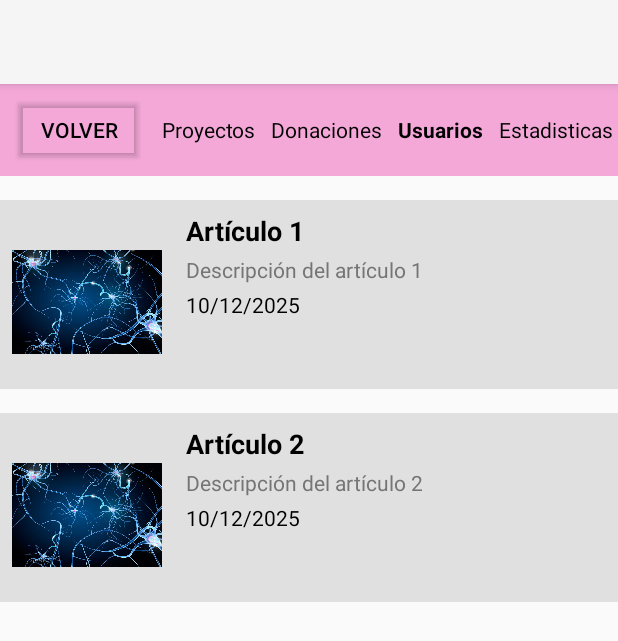
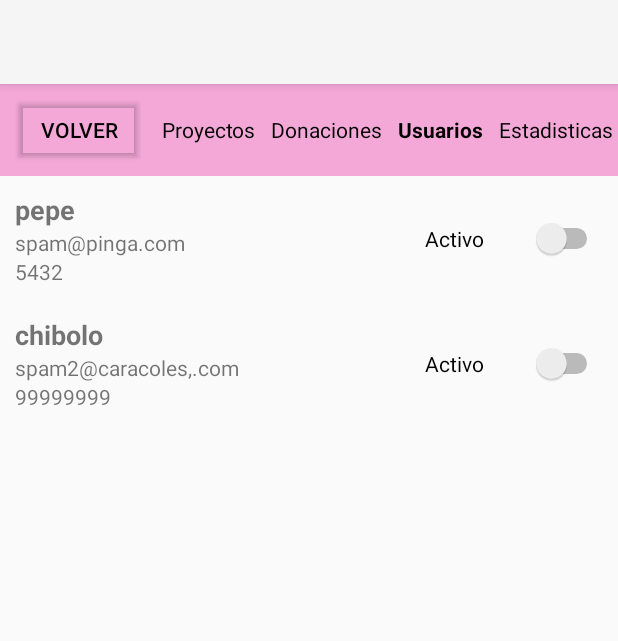
Before and after one commit to Josue-Echeverria/ProyectoAP, an Android app: the screen it shows after launch (MainActivity), after a tap on "Usuarios", on a phone screen of 412 x 824 dp. Shown: the top 641 px of the screen. Run offline under Robolectric (Android 15) with nearby library versions, the phone set to English and light mode, and no system bars; 2 other taps on this screen came first.

Commit message:
Conection DB

```diff
--- a/HappyBirthday/app/src/main/AndroidManifest.xml
+++ b/HappyBirthday/app/src/main/AndroidManifest.xml
@@ -1,6 +1,8 @@
 <?xml version="1.0" encoding="utf-8"?>
 <manifest xmlns:android="http://schemas.android.com/apk/res/android"
     xmlns:tools="http://schemas.android.com/tools">
+    <uses-permission android:name="android.permission.ACCESS_NETWORK_STATE"/>
+    <uses-permission android:name="android.permission.INTERNET"/>
 
     <application
         android:allowBackup="true"
--- /dev/null
+++ b/HappyBirthday/app/src/main/java/com/example/happybirthday/ApiService.java
@@ -0,0 +1,18 @@
+package com.example.happybirthday;
+
+import java.util.List;
+
+import okhttp3.ResponseBody;
+import retrofit2.Call;
+import retrofit2.http.Body;
+import retrofit2.http.GET;
+import retrofit2.http.POST;
+
+public interface ApiService {
+    @GET("titulo/matrix")
+    Call<ResponseBody> getClients();
+
+    @POST("/endpoint")
+    Call<Usuario> createClient(@Body Usuario client);
+
+}
--- /dev/null
+++ b/HappyBirthday/app/src/main/java/com/example/happybirthday/ItemAdapter.java
@@ -0,0 +1,58 @@
+package com.example.happybirthday;
+
+import android.view.LayoutInflater;
+import android.view.View;
+import android.view.ViewGroup;
+import androidx.annotation.NonNull;
+import androidx.recyclerview.widget.RecyclerView;
+import java.util.List;
+
+public class ItemAdapter<T> extends RecyclerView.Adapter<ItemAdapter.ItemViewHolder<T>> {
+
+    private List<T> itemList;
+    private int layoutId;
+    private Binder<T> binder;
+
+    // Interfaz para realizar el enlace de datos en cada ViewHolder
+    public interface Binder<T> {
+        void bind(ItemViewHolder<T> holder, T item, int position);
+    }
+
+    // Constructor genérico
+    public ItemAdapter(List<T> itemList, int layoutId, Binder<T> binder) {
+        this.itemList = itemList;
+        this.layoutId = layoutId;
+        this.binder = binder;
+    }
+
+    @NonNull
+    @Override
+    public ItemViewHolder<T> onCreateViewHolder(@NonNull ViewGroup parent, int viewType) {
+        View view = LayoutInflater.from(parent.getContext()).inflate(layoutId, parent, false);
+        return new ItemViewHolder<>(view);
+    }
+
+    @Override
+    public void onBindViewHolder(@NonNull ItemViewHolder<T> holder, int position) {
+        T item = itemList.get(position);
+        binder.bind(holder, item, position);
+    }
+
+    @Override
+    public int getItemCount() {
+        return itemList.size();
+    }
+
+
+    public static class ItemViewHolder<T> extends RecyclerView.ViewHolder {
+
+        public ItemViewHolder(@NonNull View itemView) {
+            super(itemView);
+        }
+
+        // Método genérico para obtener las vistas desde el itemView
+        public <V extends View> V findView(int id) {
+            return itemView.findViewById(id);
+        }
+    }
+}
--- a/HappyBirthday/app/src/main/java/com/example/happybirthday/MainActivity.kt
+++ b/HappyBirthday/app/src/main/java/com/example/happybirthday/MainActivity.kt
@@ -5,57 +5,168 @@ package com.example.happybirthday
 
 import android.graphics.Typeface
 import android.os.Bundle
-import android.view.View
 import android.widget.TextView
 import androidx.appcompat.app.AppCompatActivity
 import androidx.recyclerview.widget.LinearLayoutManager
 import androidx.recyclerview.widget.RecyclerView
-
-
+import com.google.gson.Gson
+import com.google.gson.JsonObject
+import com.google.gson.JsonParser
+import okhttp3.ResponseBody
+import retrofit2.Call
+import retrofit2.Callback
+import retrofit2.Response
+import retrofit2.Retrofit
+import retrofit2.converter.gson.GsonConverterFactory
 
 
 class MainActivity : AppCompatActivity() {
 
 
     private lateinit var recyclerView: RecyclerView
-    private lateinit var proyectoAdapter: ProyectoAdapter
+    private lateinit var proyectoAdapter: ItemAdapter<Proyecto>
     private lateinit var proyectoList: MutableList<Proyecto>
+    private lateinit var donacionAdapter: ItemAdapter<Donacion>
+    private lateinit var donacionList: MutableList<Donacion>
+    private lateinit var usuarioAdapter: ItemAdapter<Usuario>
+    private lateinit var usuarioList: MutableList<Usuario>
+    private lateinit var estadisticaAdapter: ItemAdapter<Donacion>
+    private lateinit var estadisticaList: MutableList<Donacion>
+    var retrofit: Retrofit = Retrofit.Builder()
+        .baseUrl(" https://611d-201-192-142-225.ngrok-free.app")
+        .addConverterFactory(GsonConverterFactory.create())
+        .build()
 
     override fun onCreate(savedInstanceState: Bundle?) {
         super.onCreate(savedInstanceState)
         setContentView(R.layout.admin_screen1)
 
+
+        val apiService = retrofit.create(ApiService::class.java)
+        val aa = apiService.getClients()
+        aa.enqueue(object : Callback<ResponseBody> {
+            override fun onResponse(call: Call<ResponseBody>, response: Response<ResponseBody>) {
+                if (response.isSuccessful) {
+                    val responseBody = response.body()
+
+                    if (responseBody != null) {
+                        val gson = Gson()
+                        val jsonArray = JsonParser.parseString(responseBody.string()).asJsonArray
+                        val jsonObjectList: List<JsonObject> = jsonArray.map { it.asJsonObject }
+
+                        jsonObjectList.forEach { jsonObject ->
+                            val name = jsonObject.get("cast")
+                            println("Name: $name")
+                            println(jsonObject)
+                        }
+                    }
+                }
+            }
+
+            override fun onFailure(call: Call<ResponseBody>, t: Throwable) {
+                // Handle the error
+            }
+        })
+
+
         recyclerView = findViewById<RecyclerView>(R.id.RecyclerView)
         recyclerView.setLayoutManager(LinearLayoutManager(this))
 
-
-        // Crear y cargar la lista de artículos
+        /**
+         * AQUI DEBERIA DE CARGAR LOS PROYECTOS
+**/
         proyectoList = ArrayList<Proyecto>()
         proyectoList.add(Proyecto("Artículo 1", "Descripción del artículo 1", "10/12/2025"))
         proyectoList.add(Proyecto("Artículo 2", "Descripción del artículo 2", "10/12/2025"))
 
+        proyectoAdapter = ItemAdapter(proyectoList, R.layout.item_proyecto) { holder, proyecto, position ->
+                val title: TextView = holder.findView(R.id.project_title)
+                val description: TextView = holder.findView(R.id.project_description)
+                val deadline: TextView = holder.findView(R.id.project_deadline)
 
-        // Agrega más artículos aquí...
-        proyectoAdapter = ProyectoAdapter(proyectoList)
-        recyclerView.setAdapter(proyectoAdapter)
+                title.setText(proyecto.getTitle())
+                description.setText(proyecto.getDescription())
+                deadline.setText(proyecto.getFechaLimite())
+            }
+        recyclerView.adapter = proyectoAdapter
+
 
         val donacionesText = findViewById<TextView>(R.id.donaciones_text)
         donacionesText.setOnClickListener {
             setSelected(donacionesText)
+
+            donacionList = ArrayList<Donacion>()
+            donacionList.add(Donacion("ayuda", "Descripción del artículo 1", 12.2))
+            donacionList.add(Donacion("pppppp2", "Descripción del artículo 2", 56.2))
+
+            donacionAdapter = ItemAdapter(donacionList, R.layout.item_donacion) { holder, donacion, position ->
+                val donante: TextView = holder.findView(R.id.donante_item)
+                val nombreProyecto: TextView = holder.findView(R.id.nombre_proyecto_item)
+                val monto: TextView = holder.findView(R.id.monto_item)
+
+                donante.setText(donacion.getDonante())
+                nombreProyecto.setText(donacion.getProyecto())
+                monto.setText(donacion.getmonto().toString())
+            }
+//            recyclerView.setAdapter(donacionAdapter)
+            recyclerView.adapter = donacionAdapter
         }
         val usuariosText = findViewById<TextView>(R.id.usuarios_text)
         usuariosText.setOnClickListener {
             setSelected(usuariosText)
+
+            usuarioList = ArrayList<Usuario>()
+            usuarioList.add(Usuario("pepe", "5432", "spam@pinga.com"))
+            usuarioList.add(Usuario("chibolo", "99999999", "spam2@caracoles,.com"))
+
+            usuarioAdapter = ItemAdapter(usuarioList, R.layout.item_usuario) { holder, usuario, position ->
+                val nombre: TextView = holder.findView(R.id.nombre_item)
+                val correo: TextView = holder.findView(R.id.telefono_item)
+                val telefono: TextView = holder.findView(R.id.correo_item)
+
+                nombre.setText(usuario.getnombre())
+                correo.setText(usuario.getCorreo())
+                telefono.setText(usuario.getTelefono())
+            }
+            recyclerView.adapter = usuarioAdapter
         }
         val estadisticasText = findViewById<TextView>(R.id.estadisticas_text)
         estadisticasText.setOnClickListener {
+            setSelected(estadisticasText)
+            proyectoList = ArrayList<Proyecto>()
+            proyectoList.add(Proyecto("Artículo 1", "Descripción del artículo 1", "10/12/2025"))
+            proyectoList.add(Proyecto("Artículo 2", "Descripción del artículo 2", "10/12/2025"))
+
+            proyectoAdapter = ItemAdapter(proyectoList, R.layout.item_proyecto) { holder, proyecto, position ->
+                val title: TextView = holder.findView(R.id.project_title)
+                val description: TextView = holder.findView(R.id.project_description)
+                val deadline: TextView = holder.findView(R.id.project_deadline)
+
+                title.setText(proyecto.getTitle())
+                description.setText(proyecto.getDescription())
+                deadline.setText(proyecto.getFechaLimite())
+            }
+            recyclerView.adapter = proyectoAdapter;
             setSelected(estadisticasText)
         }
         val proyectosText = findViewById<TextView>(R.id.proyectos_text)
         proyectosText.setOnClickListener {
             setSelected(proyectosText)
+            proyectoList = ArrayList<Proyecto>()
+            proyectoList.add(Proyecto("Artículo 1", "Descripción del artículo 1", "10/12/2025"))
+            proyectoList.add(Proyecto("Artículo 2", "Descripción del artículo 2", "10/12/2025"))
+
+            proyectoAdapter = ItemAdapter(proyectoList, R.layout.item_proyecto) { holder, proyecto, position ->
+                val title: TextView = holder.findView(R.id.project_title)
+                val description: TextView = holder.findView(R.id.project_description)
+                val deadline: TextView = holder.findView(R.id.project_deadline)
+
+                title.setText(proyecto.getTitle())
+                description.setText(proyecto.getDescription())
+                deadline.setText(proyecto.getFechaLimite())
+            }
+            recyclerView.adapter = proyectoAdapter;
         }
-
     }
 
     fun setSelected(textView: TextView){
@@ -65,4 +176,6 @@ class MainActivity : AppCompatActivity() {
         findViewById<TextView>(R.id.proyectos_text).setTypeface(null, Typeface.NORMAL)
         textView.setTypeface(null, Typeface.BOLD)
     }
+
+
 }
--- a/HappyBirthday/app/src/main/java/com/example/happybirthday/ProyectoAdapter.java
+++ /dev/null
@@ -1,53 +0,0 @@
-package com.example.happybirthday;
-import android.view.LayoutInflater;
-import android.view.View;
-import android.view.ViewGroup;
-import android.widget.ImageView;
-import android.widget.TextView;
-import androidx.annotation.NonNull;
-import androidx.recyclerview.widget.RecyclerView;
-import java.util.List;
-
-public class ProyectoAdapter extends RecyclerView.Adapter<ProyectoAdapter.ProyectoViewHolder> {
-
-
-    private List<Proyecto> ProyectoList;
-
-    public ProyectoAdapter(List<Proyecto> ProyectoList) {
-        this.ProyectoList = ProyectoList;
-    }
-
-    @NonNull
-    @Override
-    public ProyectoViewHolder onCreateViewHolder(@NonNull ViewGroup parent, int viewType) {
-        View view = LayoutInflater.from(parent.getContext()).inflate(R.layout.item_proyecto, parent, false);
-        return new ProyectoViewHolder(view);
-    }
-
-    @Override
-    public void onBindViewHolder(@NonNull ProyectoViewHolder holder, int position) {
-        Proyecto Proyecto = ProyectoList.get(position);
-        holder.ProyectoTitle.setText(Proyecto.getTitle());
-        holder.ProyectoDescription.setText(Proyecto.getDescription());
-        holder.ProyectoFechaLimite.setText(Proyecto.getFechaLimite());
-    }
-
-    @Override
-    public int getItemCount() {
-        return ProyectoList.size();
-    }
-
-    public static class ProyectoViewHolder extends RecyclerView.ViewHolder {
-
-        TextView ProyectoTitle;
-        TextView ProyectoDescription;
-        TextView ProyectoFechaLimite;
-
-        public ProyectoViewHolder(@NonNull View itemView) {
-            super(itemView);
-            ProyectoTitle = itemView.findViewById(R.id.project_title);
-            ProyectoDescription = itemView.findViewById(R.id.project_description);
-            ProyectoFechaLimite = itemView.findViewById(R.id.project_deadline);
-        }
-    }
-}
--- /dev/null
+++ b/HappyBirthday/app/src/main/java/com/example/happybirthday/Usuario.java
@@ -0,0 +1,45 @@
+package com.example.happybirthday;
+
+import androidx.annotation.NonNull;
+
+import org.jetbrains.annotations.NotNull;
+
+public class Usuario {
+
+    private String nombre;
+    private String telefono;
+    private String correo;
+
+    public Usuario(String nombre, String telefono, String correo) {
+        this.nombre = nombre;
+        this.telefono = telefono;
+        this.correo = correo;
+    }
+
+    public String getnombre() {
+        return nombre;
+    }
+
+    public String getTelefono() {
+        return telefono;
+    }
+
+    public String getCorreo() {
+        return correo;
+    }
+
+    public String toJson(){
+        return  "{name:"+this.nombre+", correo:"+this.correo+", telefono:"+this.telefono+"}";
+    }
+
+    @NonNull
+    @Override
+    public String toString() {
+        return super.toString();
+    }
+
+    @NotNull
+    public String string() {
+        return null;
+    }
+}
--- /dev/null
+++ b/HappyBirthday/app/src/main/res/layout/item_usuario.xml
@@ -0,0 +1,41 @@
+<!-- res/layout/item_article.xml -->
+<LinearLayout xmlns:android="http://schemas.android.com/apk/res/android"
+    android:layout_width="match_parent"
+    android:layout_height="wrap_content"
+    android:gravity="center"
+    android:orientation="horizontal"
+    android:padding="10dp">
+
+    <LinearLayout
+        android:layout_width="273dp"
+        android:layout_height="wrap_content"
+        android:orientation="vertical">
+
+        <TextView
+            android:id="@+id/nombre_item"
+            android:layout_width="wrap_content"
+            android:layout_height="wrap_content"
+            android:textSize="18sp"
+            android:textStyle="bold" />
+
+        <TextView
+            android:id="@+id/telefono_item"
+            android:layout_width="wrap_content"
+            android:layout_height="wrap_content"
+            android:textSize="14sp" />
+
+        <TextView
+            android:id="@+id/correo_item"
+            android:layout_width="wrap_content"
+            android:layout_height="wrap_content"
+            android:textSize="14sp" />
+    </LinearLayout>
+
+    <Switch
+        android:id="@+id/switch1"
+        android:layout_width="100dp"
+        android:layout_height="50dp"
+        android:layout_weight="1"
+        android:text="Activo" />
+
+</LinearLayout>
--- a/HappyBirthday/build.gradle
+++ b/HappyBirthday/build.gradle
@@ -3,4 +3,5 @@ plugins {
     id 'com.android.application' version '8.6.0' apply false
     id 'com.android.library' version '8.6.0' apply false
     id 'org.jetbrains.kotlin.android' version '1.8.0' apply false
+    id 'io.realm.kotlin' version '1.16.0' apply false
 }
```
Also changed, not shown: HappyBirthday/app/build.gradle (+21 -13 lines), HappyBirthday/app/src/main/java/com/example/happybirthday/Database.java (added, +29 -0 lines), HappyBirthday/app/src/main/java/com/example/happybirthday/Donacion.java (added, +28 -0 lines), HappyBirthday/app/src/main/res/layout/item_donacion.xml (added, +27 -0 lines).
